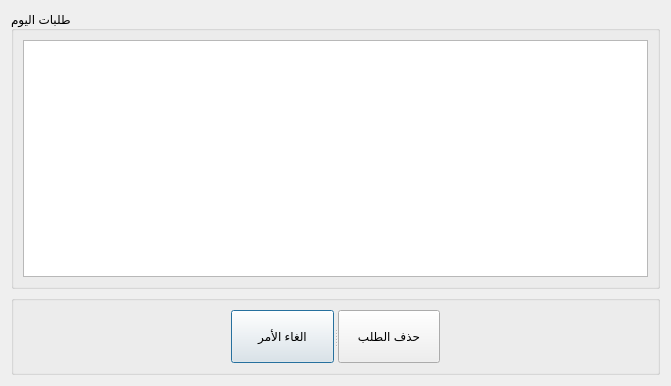
Before: the Qt Designer form Mango/ui/returnorderdialog.ui in WajdyEssam/mangotalaat, drawn with Qt 5.
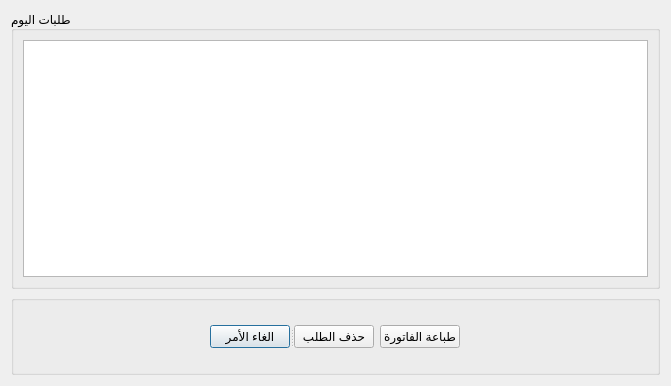
After: the same form once the commit is applied. Icons and pictures are not drawn.

Patch:
```diff
--- a/Mango/ui/returnorderdialog.ui
+++ b/Mango/ui/returnorderdialog.ui
@@ -90,7 +90,7 @@
       <bool>true</bool>
      </property>
      <layout class="QGridLayout" name="gridLayout_3">
-      <item row="0" column="1">
+      <item row="0" column="2">
        <widget class="QSplitter" name="splitter">
         <property name="orientation">
          <enum>Qt::Horizontal</enum>
@@ -115,7 +115,7 @@
         </widget>
        </widget>
       </item>
-      <item row="0" column="2">
+      <item row="0" column="4">
        <spacer name="horizontalSpacer">
         <property name="orientation">
          <enum>Qt::Horizontal</enum>
@@ -141,6 +141,17 @@
         </property>
        </spacer>
       </item>
+      <item row="0" column="3">
+       <widget class="QPushButton" name="pushButton">
+        <property name="text">
+         <string>طباعة الفاتورة</string>
+        </property>
+        <property name="icon">
+         <iconset resource="../resources.qrc">
+          <normaloff>:/images/refresh.png</normaloff>:/images/refresh.png</iconset>
+        </property>
+       </widget>
+      </item>
      </layout>
      <zorder>splitter</zorder>
      <zorder>horizontalSpacer</zorder>
```
Left out of the diff: 1 changed line with no effect on the pictures.
